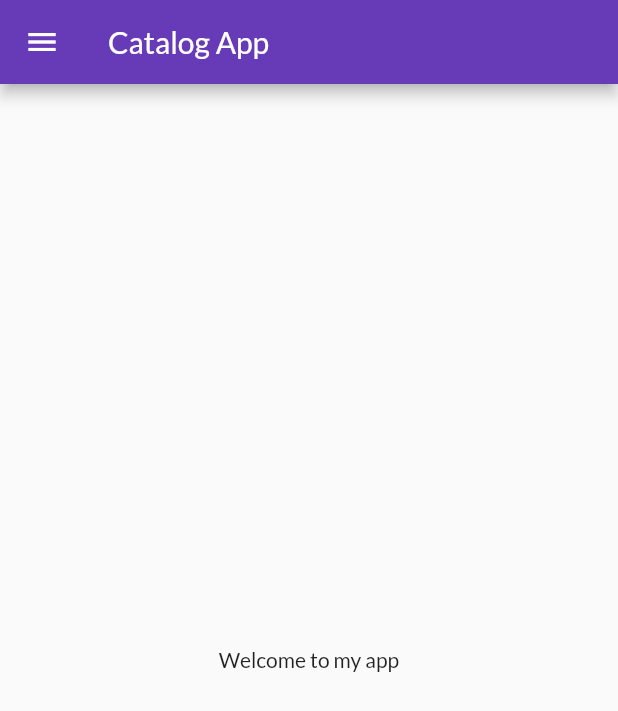
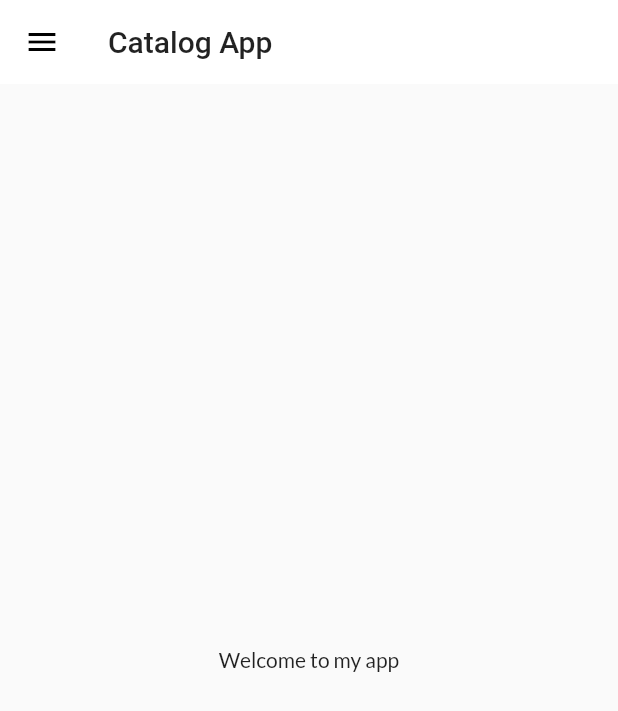
Before and after one commit to rachit2905/flutter, a Flutter app: the screen it shows after launch, on a phone screen of 412 x 824 dp. Shown: the top 711 px of the screen. Run offline on Flutter 3.47's test engine with Material 2 defaults, Android fonts, the phone set to English and light mode, and no system bars; our stand-ins replace google_fonts.

Commit message:
themesextracted

```diff
--- a/lib/main.dart
+++ b/lib/main.dart
@@ -1,8 +1,11 @@
+// ignore_for_file: prefer_const_constructors
+
 import 'package:flutter/material.dart';
 import 'package:project1/screens/homepage.dart';
 import 'package:project1/utils/routes.dart';
 import 'package:google_fonts/google_fonts.dart';
 import 'package:project1/screens/loginpage.dart';
+import 'package:project1/widgets/themes.dart';
 
 void main() {
   runApp(const MyApp());
@@ -15,13 +18,8 @@ class MyApp extends StatelessWidget {
   Widget build(BuildContext context) {
     return MaterialApp(
       themeMode: ThemeMode.light,
-      theme: ThemeData(
-        primarySwatch: Colors.deepPurple,
-        fontFamily: GoogleFonts.lato().fontFamily,
-      ),
-      darkTheme: ThemeData(
-        brightness: Brightness.dark,
-      ),
+      theme: MyTheme.LightTheme(context),
+      darkTheme: MyTheme.DarkTheme(context),
       debugShowCheckedModeBanner: false,
       initialRoute: MyRoutes.homeRoute,
       routes: {
--- /dev/null
+++ b/lib/widgets/themes.dart
@@ -0,0 +1,19 @@
+// ignore_for_file: unused_import, prefer_const_constructors, non_constant_identifier_names
+
+import 'package:flutter/material.dart';
+import 'package:google_fonts/google_fonts.dart';
+
+class MyTheme {
+  static ThemeData LightTheme(BuildContext context) => ThemeData(
+      primarySwatch: Colors.deepPurple,
+      fontFamily: GoogleFonts.lato().fontFamily,
+      appBarTheme: AppBarTheme(
+          color: Colors.white,
+          elevation: 0.0,
+          iconTheme: IconThemeData(color: Colors.black),
+          toolbarTextStyle: Theme.of(context).textTheme.bodyText2,
+          titleTextStyle: Theme.of(context).textTheme.headline6));
+  static ThemeData DarkTheme(BuildContext context) => ThemeData(
+        brightness: Brightness.dark,
+      );
+}
```
